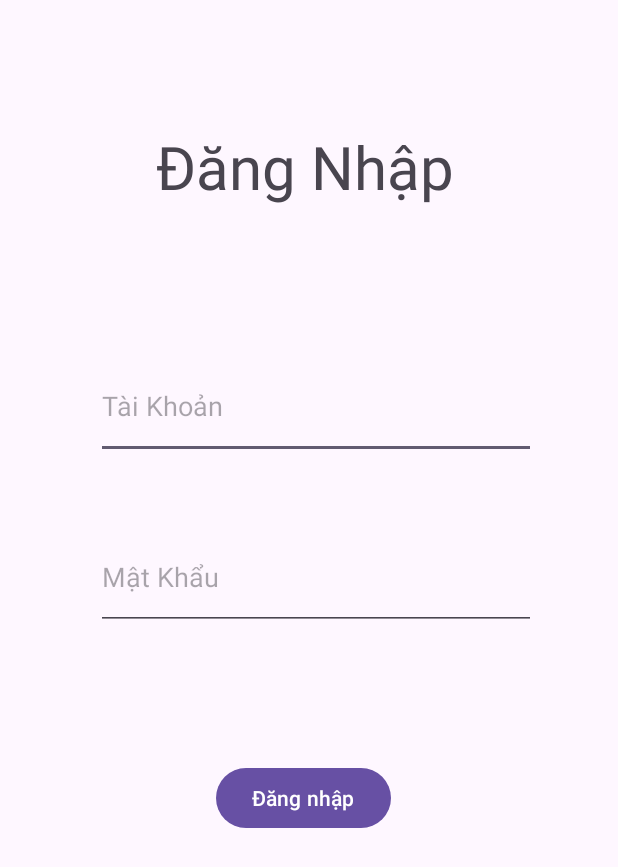
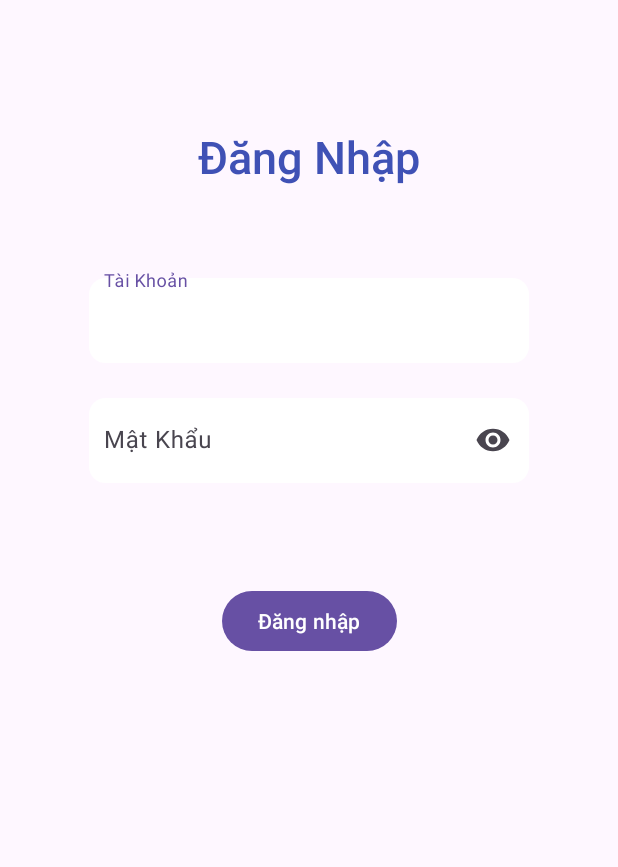
Before and after one commit to hungcoi2002tx/PRM392, an Android app: the Login screen opened directly, with no data from a screen before it, on a phone screen of 412 x 824 dp. Shown: the top 867 px of the screen. Run offline under Robolectric (Android 15) with nearby library versions, the phone set to English and light mode, and no system bars.

Commit message:
design login screen

```diff
--- /dev/null
+++ b/app/src/main/res/drawable/rounded_edittext.xml
@@ -0,0 +1,6 @@
+<?xml version="1.0" encoding="utf-8"?>
+<shape xmlns:android="http://schemas.android.com/apk/res/android">
+    <solid android:color="#FFFFFF"/> <!-- You can change the color as per your requirement -->
+    <corners android:radius="10dp"/> <!-- You can change the radius as per your requirement -->
+    <stroke android:color="#FFFFFF" android:width="2dp"/> <!-- This is for border color and width -->
+</shape>
--- a/app/src/main/res/layout/activity_login.xml
+++ b/app/src/main/res/layout/activity_login.xml
@@ -10,45 +10,69 @@
         android:id="@+id/textView"
         android:layout_width="wrap_content"
         android:layout_height="wrap_content"
-        android:layout_marginStart="104dp"
         android:layout_marginTop="84dp"
         android:text="Đăng Nhập"
-        android:textSize="40dp"
+        android:textSize="30sp"
+        android:textColor="#3F51B5"
+        android:fontFamily="sans-serif-light"
+        android:textStyle="bold"
         app:layout_constraintStart_toStartOf="parent"
+        app:layout_constraintEnd_toEndOf="parent"
         app:layout_constraintTop_toTopOf="parent" />
 
-    <EditText
-        android:id="@+id/edtTk"
+    <com.google.android.material.textfield.TextInputLayout
+        android:id="@+id/txtInputAccount"
         android:layout_width="293dp"
         android:layout_height="70dp"
-        android:layout_marginStart="64dp"
-        android:layout_marginTop="236dp"
-        android:ems="10"
-        android:hint="Tài Khoản"
-        android:inputType="text"
+        android:layout_marginTop="180dp"
         app:layout_constraintStart_toStartOf="parent"
-        app:layout_constraintTop_toTopOf="parent" />
+        app:layout_constraintEnd_toEndOf="parent"
+        app:layout_constraintTop_toTopOf="parent">
 
-    <EditText
-        android:id="@+id/edtMk"
+        <com.google.android.material.textfield.TextInputEditText
+            android:id="@+id/edtTk"
+            android:layout_width="match_parent"
+            android:layout_height="wrap_content"
+            android:background="@drawable/rounded_edittext"
+            android:ems="10"
+            android:hint="Tài Khoản"
+            android:inputType="text"
+            android:paddingStart="10dp"
+            android:paddingEnd="10dp" />
+
+    </com.google.android.material.textfield.TextInputLayout>
+
+    <com.google.android.material.textfield.TextInputLayout
+        android:id="@+id/txtInputPassword"
         android:layout_width="293dp"
         android:layout_height="70dp"
-        android:layout_marginTop="44dp"
-        android:ems="10"
-        android:hint="Mật Khẩu"
-        android:inputType="text"
-        app:layout_constraintStart_toStartOf="@+id/edtTk"
-        app:layout_constraintTop_toBottomOf="@+id/edtTk" />
+        android:layout_marginTop="10dp"
+        app:endIconMode="password_toggle"
+        app:layout_constraintStart_toStartOf="@+id/txtInputAccount"
+        app:layout_constraintTop_toBottomOf="@+id/txtInputAccount">
+
+        <com.google.android.material.textfield.TextInputEditText
+            android:id="@+id/edtMk"
+            android:layout_width="match_parent"
+            android:layout_height="wrap_content"
+            android:background="@drawable/rounded_edittext"
+            android:ems="10"
+            android:hint="Mật Khẩu"
+            android:inputType="textPassword"
+            android:paddingStart="10dp"
+            android:paddingEnd="10dp" />
+
+    </com.google.android.material.textfield.TextInputLayout>
 
     <Button
         android:id="@+id/btnLogin"
         android:layout_width="wrap_content"
         android:layout_height="wrap_content"
-        android:layout_marginStart="80dp"
-        android:layout_marginTop="88dp"
+        android:layout_marginTop="60dp"
         android:text="Đăng nhập"
-        app:layout_constraintStart_toStartOf="@+id/edtMk"
-        app:layout_constraintTop_toBottomOf="@+id/edtMk" />
+        app:layout_constraintEnd_toEndOf="parent"
+        app:layout_constraintStart_toStartOf="parent"
+        app:layout_constraintTop_toBottomOf="@+id/txtInputPassword" />
 
     <TextView
         android:id="@+id/tvError"
@@ -60,5 +84,6 @@
         android:textColor="@color/red"
         android:visibility="invisible"
         app:layout_constraintStart_toStartOf="parent"
-        app:layout_constraintTop_toBottomOf="@+id/edtMk" />
+        app:layout_constraintTop_toBottomOf="@+id/txtInputPassword" />
+
 </androidx.constraintlayout.widget.ConstraintLayout>
```
